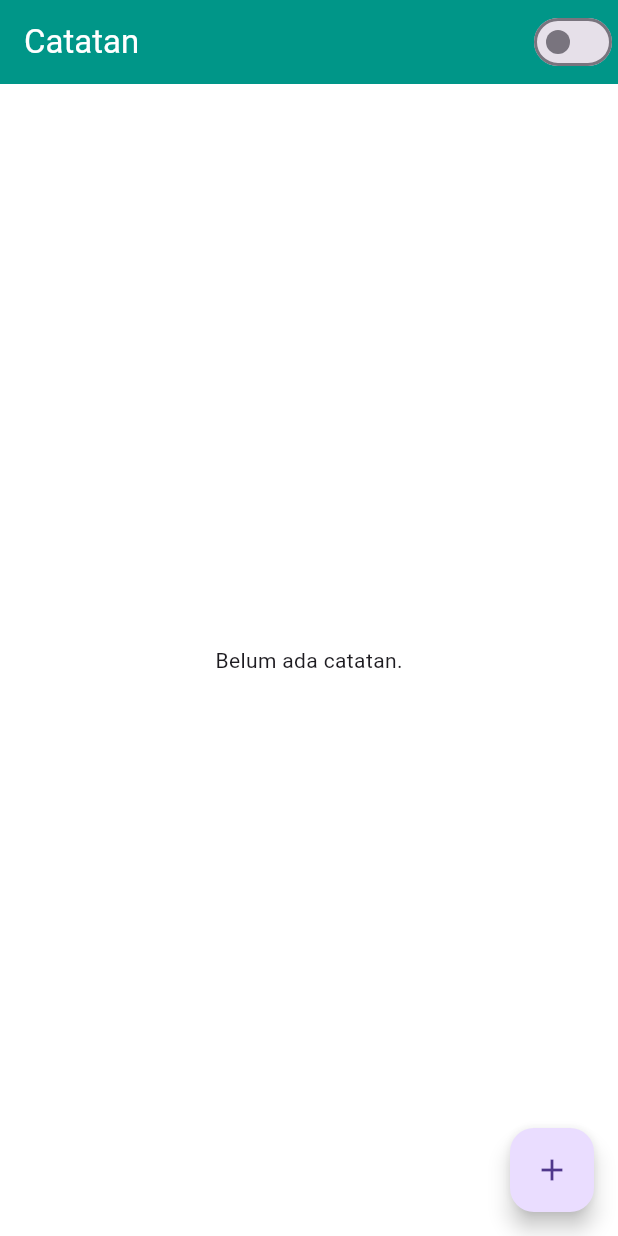
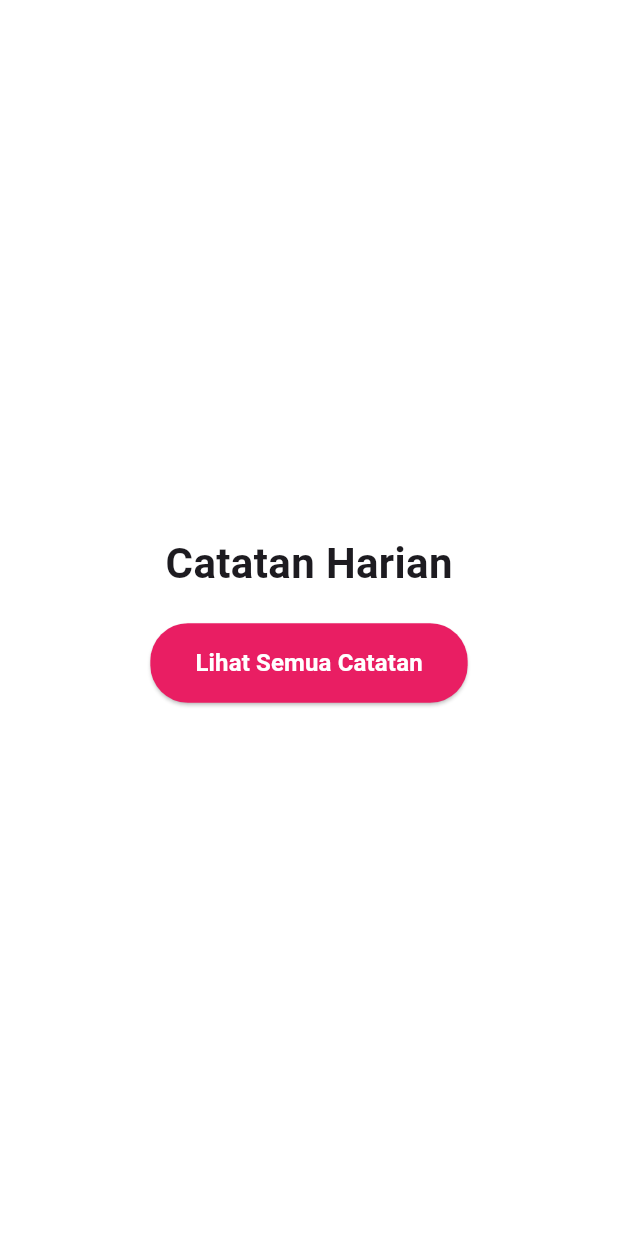
Before and after one commit to Aisahgit123/catatan, a Flutter app: the screen it shows after launch, on a phone screen of 412 x 824 dp. Run offline on Flutter 3.47's test engine with Material 3 defaults, Android fonts, the phone set to English and light mode, and no system bars; our stand-ins replace shared_preferences; Roboto replaces fonts that are missing (Poppins).

Commit message:
menambahkan halaman utama

```diff
--- a/lib/main.dart
+++ b/lib/main.dart
@@ -3,55 +3,131 @@ import 'package:flutter/material.dart';
 import 'package:shared_preferences/shared_preferences.dart';
 
 void main() {
-  runApp(const TodoListApp());
+  runApp(const MyApp());
 }
 
-class TodoListApp extends StatefulWidget {
-  const TodoListApp({super.key});
+class MyApp extends StatefulWidget {
+  const MyApp({super.key});
 
   @override
-  State<TodoListApp> createState() => _TodoListAppState();
+  State<MyApp> createState() => _MyAppState();
 }
 
-class _TodoListAppState extends State<TodoListApp> {
+class _MyAppState extends State<MyApp> {
   ThemeMode _themeMode = ThemeMode.light;
 
-  void _toggleTheme(bool isDark) {
+  void _toggleTheme() {
     setState(() {
-      _themeMode = isDark ? ThemeMode.dark : ThemeMode.light;
+      _themeMode = _themeMode == ThemeMode.dark ? ThemeMode.light : ThemeMode.dark;
     });
   }
 
   @override
   Widget build(BuildContext context) {
     return MaterialApp(
-      title: 'Todo List',
       debugShowCheckedModeBanner: false,
+      title: 'Catatan Harian',
       themeMode: _themeMode,
       theme: ThemeData(
+        fontFamily: 'Poppins',
         brightness: Brightness.light,
-        primarySwatch: Colors.teal,
-        fontFamily: 'Poppins',
         scaffoldBackgroundColor: Colors.white,
+        primarySwatch: Colors.pink,
         appBarTheme: const AppBarTheme(
-          backgroundColor: Colors.teal,
+          backgroundColor: Colors.pink,
           foregroundColor: Colors.white,
         ),
       ),
       darkTheme: ThemeData(
+        fontFamily: 'Poppins',
         brightness: Brightness.dark,
-        primarySwatch: Colors.teal,
-        fontFamily: 'Poppins',
         scaffoldBackgroundColor: const Color(0xFF121212),
+        primarySwatch: Colors.pink,
         appBarTheme: const AppBarTheme(
-          backgroundColor: Colors.teal,
+          backgroundColor: Colors.pink,
           foregroundColor: Colors.white,
         ),
       ),
-      home: TodoHomePage(
-        isDarkMode: _themeMode == ThemeMode.dark,
+      home: HomePage(
+        themeMode: _themeMode,
         onThemeToggle: _toggleTheme,
       ),
+    );
+  }
+}
+
+class HomePage extends StatelessWidget {
+  final ThemeMode themeMode;
+  final VoidCallback onThemeToggle;
+
+  const HomePage({super.key, required this.themeMode, required this.onThemeToggle});
+
+  @override
+  Widget build(BuildContext context) {
+    return Scaffold(
+      backgroundColor: Theme.of(context).scaffoldBackgroundColor,
+      body: Center(
+        child: Column(
+          mainAxisAlignment: MainAxisAlignment.center,
+          children: [
+            const Text(
+              'Catatan Harian',
+              style: TextStyle(
+                fontSize: 28,
+                fontWeight: FontWeight.bold,
+              ),
+            ),
+            const SizedBox(height: 20),
+            ElevatedButton(
+              onPressed: () {
+                Navigator.push(
+                  context,
+                  MaterialPageRoute(
+                    builder: (context) => NotesPage(
+                      themeMode: themeMode,
+                      onThemeToggle: onThemeToggle,
+                    ),
+                  ),
+                );
+              },
+              style: ElevatedButton.styleFrom(
+                backgroundColor: Colors.pink,
+                shape: RoundedRectangleBorder(
+                  borderRadius: BorderRadius.circular(25),
+                ),
+                padding: const EdgeInsets.symmetric(horizontal: 30, vertical: 15),
+              ),
+              child: const Text(
+                'Lihat Semua Catatan',
+                style: TextStyle(
+                  fontSize: 16,
+                  color: Colors.white,
+                  fontWeight: FontWeight.w600,
+                ),
+              ),
+            ),
+          ],
+        ),
+      ),
+    );
+  }
+}
+
+class NotesPage extends StatelessWidget {
+  final ThemeMode themeMode;
+  final VoidCallback onThemeToggle;
+
+  const NotesPage({
+    super.key,
+    required this.themeMode,
+    required this.onThemeToggle,
+  });
+
+  @override
+  Widget build(BuildContext context) {
+    return TodoHomePage(
+      isDarkMode: themeMode == ThemeMode.dark,
+      onThemeToggle: onThemeToggle,
     );
   }
 }
@@ -75,7 +151,7 @@ class TodoItem {
 
 class TodoHomePage extends StatefulWidget {
   final bool isDarkMode;
-  final ValueChanged<bool> onThemeToggle;
+  final VoidCallback onThemeToggle;
 
   const TodoHomePage({
     super.key,
@@ -215,7 +291,7 @@ class _TodoHomePageState extends State<TodoHomePage> {
         actions: [
           Switch(
             value: isDark,
-            onChanged: widget.onThemeToggle,
+            onChanged: (_) => widget.onThemeToggle(),
             activeColor: Colors.white,
           ),
         ],
```
